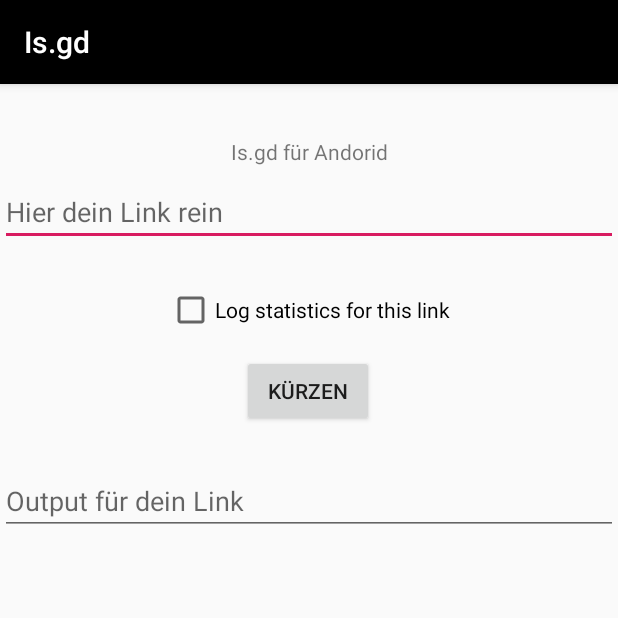
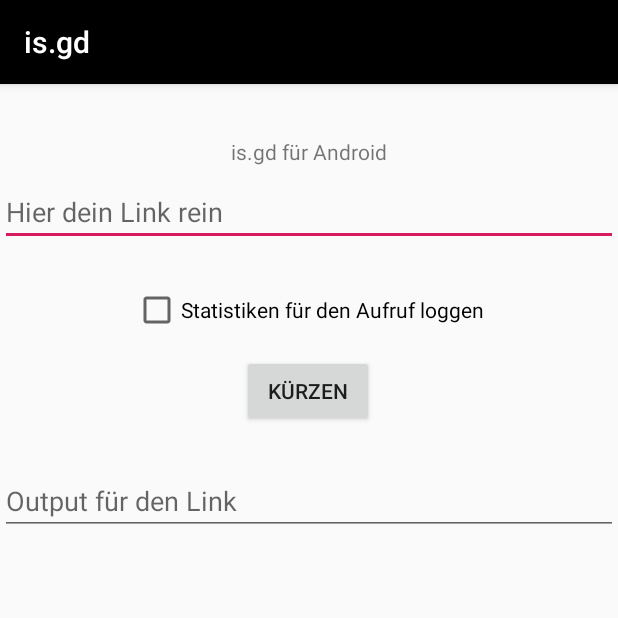
Before and after one commit to benni347/isgd, an Android app: the screen it shows after launch (MainActivity), on a phone screen of 412 x 824 dp, the top half of it. Run offline under Robolectric (Android 15) with nearby library versions, the phone set to English and light mode, and no system bars.

Commit message:
Texte eine wenig angepasst.

```diff
--- a/app/src/main/res/values/strings.xml
+++ b/app/src/main/res/values/strings.xml
@@ -1,8 +1,9 @@
 <resources>
-    <string name="app_name">Is.gd</string>
-    <string name="title">Is.gd für Andorid</string>
+    <string name="app_name">is.gd</string>
+    <string name="title">is.gd für Android</string>
     <string name="hint">Hier dein Link rein</string>
-    <string name="log">Log statistics for this link</string>
+    <string name="log">Statistiken für den Aufruf loggen</string>
     <string name="schort">Kürzen</string>
-    <string name="output">Output für dein Link</string>
+    <string name="output">Output für den Link</string>
+    <string name="create_url_base">https://is.gd/create.php</string>
 </resources>
```
